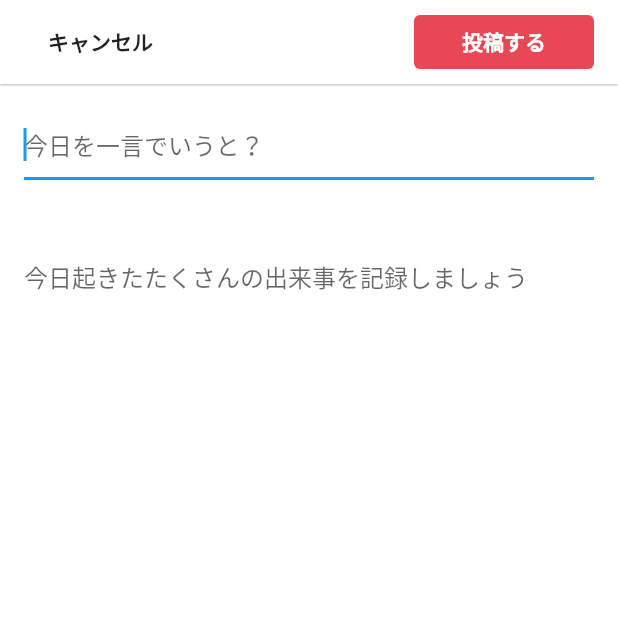
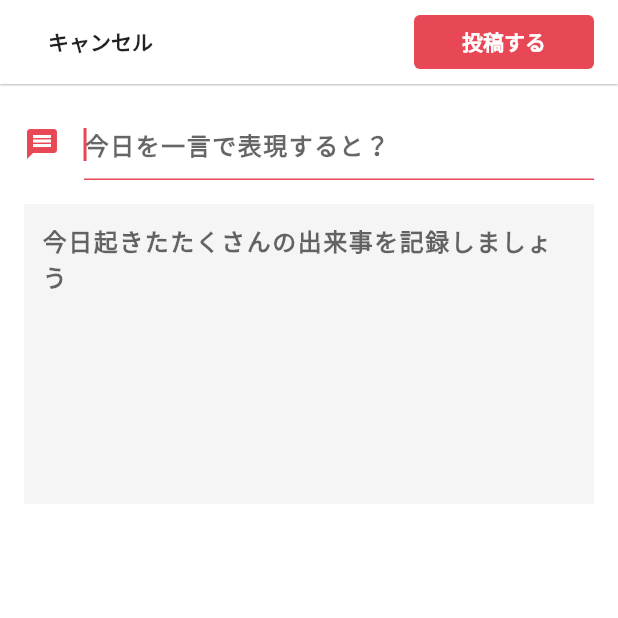
Before and after one commit to htsuruo/nippo, a Flutter app: the CreatePage screen opened by its route, on a phone screen of 412 x 824 dp, the top half of it. Run offline on Flutter 3.47's test engine with Material 2 defaults, Android fonts, the phone set to English and light mode, and no system bars; our stand-ins replace cloud_firestore, firebase_auth, google_fonts, google_sign_in, modal_progress_hud; accounts and stored records are empty.

Commit message:
style: form, formfieldのスタイル練習.

```diff
--- a/lib/pages/create.dart
+++ b/lib/pages/create.dart
@@ -1,3 +1,4 @@
+import 'package:flutter/foundation.dart';
 import 'package:flutter/material.dart';
 
 class CreatePage extends StatelessWidget {
@@ -34,7 +35,7 @@ class CreatePage extends StatelessWidget {
               crossAxisAlignment: CrossAxisAlignment.stretch,
               children: <Widget>[
                 InputTitleForm(),
-                const SizedBox(height: 40),
+                const SizedBox(height: 16),
                 InputDescriptionForm(),
               ],
             ),
@@ -51,13 +52,18 @@ class InputTitleForm extends StatelessWidget {
     return TextFormField(
       maxLines: 1,
       autofocus: true,
+      cursorColor: const Color(0xFFE84855),
+      style: const TextStyle(fontWeight: FontWeight.bold, letterSpacing: 1),
       decoration: const InputDecoration(
-        alignLabelWithHint: true,
-        hintText: '今日を一言でいうと？',
+        icon: Icon(Icons.message, color: Color(0xFFE84855)),
+        hintText: '今日を一言で表現すると？',
+        focusedBorder: UnderlineInputBorder(
+          borderSide: BorderSide(color: Color(0xFFE84855)),
+        ),
       ),
       validator: (value) {
         if (value.isEmpty) {
-          return 'please sssss';
+          return 'テキストを入力しましょう';
         }
         return null;
       },
@@ -69,16 +75,19 @@ class InputDescriptionForm extends StatelessWidget {
   @override
   Widget build(BuildContext context) {
     return TextFormField(
-      maxLines: 10,
+      style: const TextStyle(fontWeight: FontWeight.bold, letterSpacing: 1),
+      maxLines: 8,
       autofocus: true,
+      cursorColor: const Color(0xFFE84855),
       decoration: const InputDecoration(
+        filled: true,
         border: InputBorder.none,
         alignLabelWithHint: true,
         hintText: '今日起きたたくさんの出来事を記録しましょう',
       ),
       validator: (value) {
         if (value.isEmpty) {
-          return 'please sssss';
+          return 'テキストを入力しましょう';
         }
         return null;
       },
@@ -106,7 +115,8 @@ class SubmitBtn extends StatelessWidget {
         padding: const EdgeInsets.symmetric(horizontal: 16),
         child: Text(
           '投稿する',
-          style: TextStyle(color: Colors.white, fontWeight: FontWeight.bold),
+          style: TextStyle(
+              color: Colors.white, fontWeight: FontWeight.bold, fontSize: 14),
         ),
       ),
     );
--- a/lib/pages/home_list.dart
+++ b/lib/pages/home_list.dart
@@ -76,7 +76,7 @@ class FAB extends StatelessWidget {
               fullscreenDialog: true,
             ));
       },
-      elevation: 0,
+//      elevation: 0,
       child: Icon(Icons.mode_edit),
       backgroundColor: const Color(0xFFE84855),
     );
```
Also changed, not shown: lib/pages/profile.dart (+0 -17 lines).
